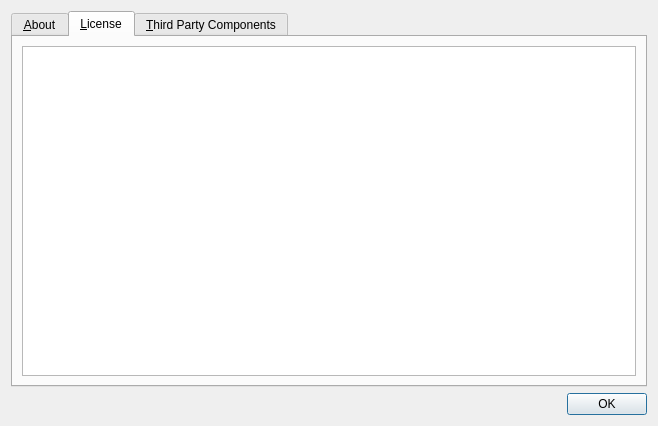
The window that gui/AboutProjectDialog.ui (kateyy/geohazardvis) describes before a commit, drawn with Qt 5.
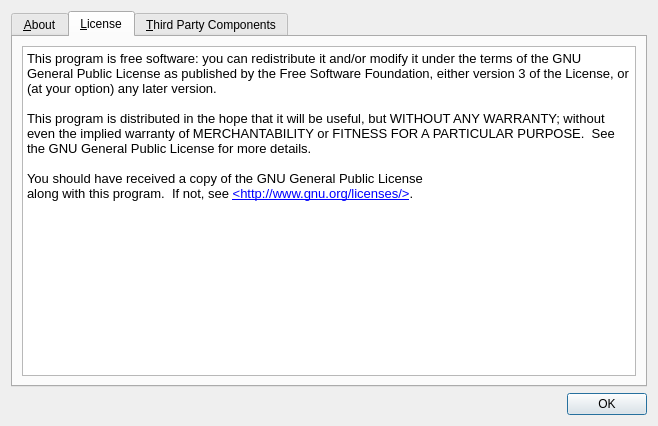
The same window after the commit. The open tabs and pages were chosen to show the change.

Commit message: Fix AboutProjectDialog/license formating

```diff
--- a/gui/AboutProjectDialog.ui
+++ b/gui/AboutProjectDialog.ui
@@ -62,6 +62,18 @@
          <property name="readOnly">
           <bool>true</bool>
          </property>
+         <property name="html">
+          <string>&lt;!DOCTYPE HTML PUBLIC &quot;-//W3C//DTD HTML 4.0//EN&quot; &quot;http://www.w3.org/TR/REC-html40/strict.dtd&quot;&gt;
+&lt;html&gt;&lt;head&gt;&lt;meta name=&quot;qrichtext&quot; content=&quot;1&quot; /&gt;&lt;style type=&quot;text/css&quot;&gt;
+p, li { white-space: pre-wrap; }
+&lt;/style&gt;&lt;/head&gt;&lt;body style=&quot; font-family:'MS Shell Dlg 2'; font-size:9.75pt; font-weight:400; font-style:normal;&quot;&gt;
+&lt;p style=&quot; margin-top:0px; margin-bottom:0px; margin-left:0px; margin-right:0px; -qt-block-indent:0; text-indent:0px;&quot;&gt;&lt;span style=&quot; font-size:10pt;&quot;&gt;This program is free software: you can redistribute it and/or modify it under the terms of the GNU General Public License as published by the Free Software Foundation, either version 3 of the License, or (at your option) any later version.&lt;/span&gt;&lt;/p&gt;
+&lt;p style=&quot;-qt-paragraph-type:empty; margin-top:0px; margin-bottom:0px; margin-left:0px; margin-right:0px; -qt-block-indent:0; text-indent:0px; font-size:10pt;&quot;&gt;&lt;br /&gt;&lt;/p&gt;
+&lt;p style=&quot; margin-top:0px; margin-bottom:0px; margin-left:0px; margin-right:0px; -qt-block-indent:0; text-indent:0px;&quot;&gt;&lt;span style=&quot; font-size:10pt;&quot;&gt;This program is distributed in the hope that it will be useful, but WITHOUT ANY WARRANTY; without even the implied warranty of MERCHANTABILITY or FITNESS FOR A PARTICULAR PURPOSE.  See the GNU General Public License for more details.&lt;/span&gt;&lt;/p&gt;
+&lt;p style=&quot;-qt-paragraph-type:empty; margin-top:0px; margin-bottom:0px; margin-left:0px; margin-right:0px; -qt-block-indent:0; text-indent:0px; font-size:10pt;&quot;&gt;&lt;br /&gt;&lt;/p&gt;
+&lt;p style=&quot; margin-top:0px; margin-bottom:0px; margin-left:0px; margin-right:0px; -qt-block-indent:0; text-indent:0px;&quot;&gt;&lt;span style=&quot; font-size:10pt;&quot;&gt;You should have received a copy of the GNU General Public License&lt;/span&gt;&lt;/p&gt;
+&lt;p style=&quot; margin-top:0px; margin-bottom:0px; margin-left:0px; margin-right:0px; -qt-block-indent:0; text-indent:0px;&quot;&gt;&lt;span style=&quot; font-size:10pt;&quot;&gt;along with this program.  If not, see &lt;/span&gt;&lt;a href=&quot;http://www.gnu.org/licenses/&quot;&gt;&lt;span style=&quot; font-size:10pt; text-decoration: underline; color:#0000ff;&quot;&gt;&amp;lt;http://www.gnu.org/licenses/&amp;gt;&lt;/span&gt;&lt;/a&gt;&lt;span style=&quot; font-size:10pt;&quot;&gt;.&lt;/span&gt;&lt;/p&gt;&lt;/body&gt;&lt;/html&gt;</string>
+         </property>
         </widget>
        </item>
       </layout>
```
The commit also changes 1 other file.
